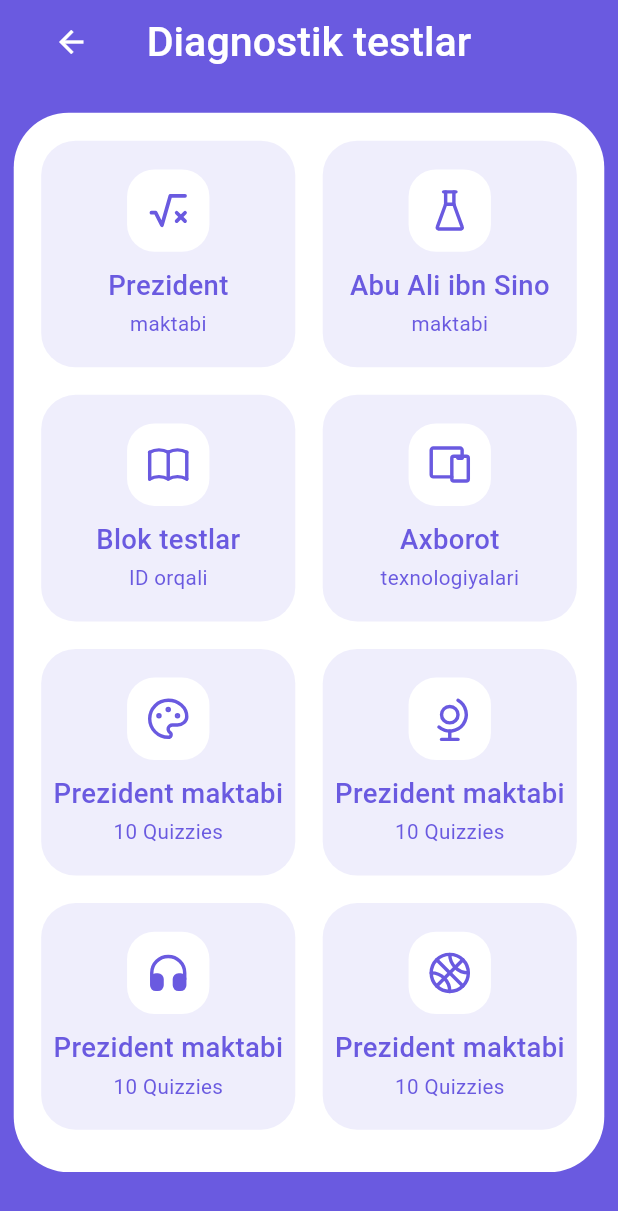
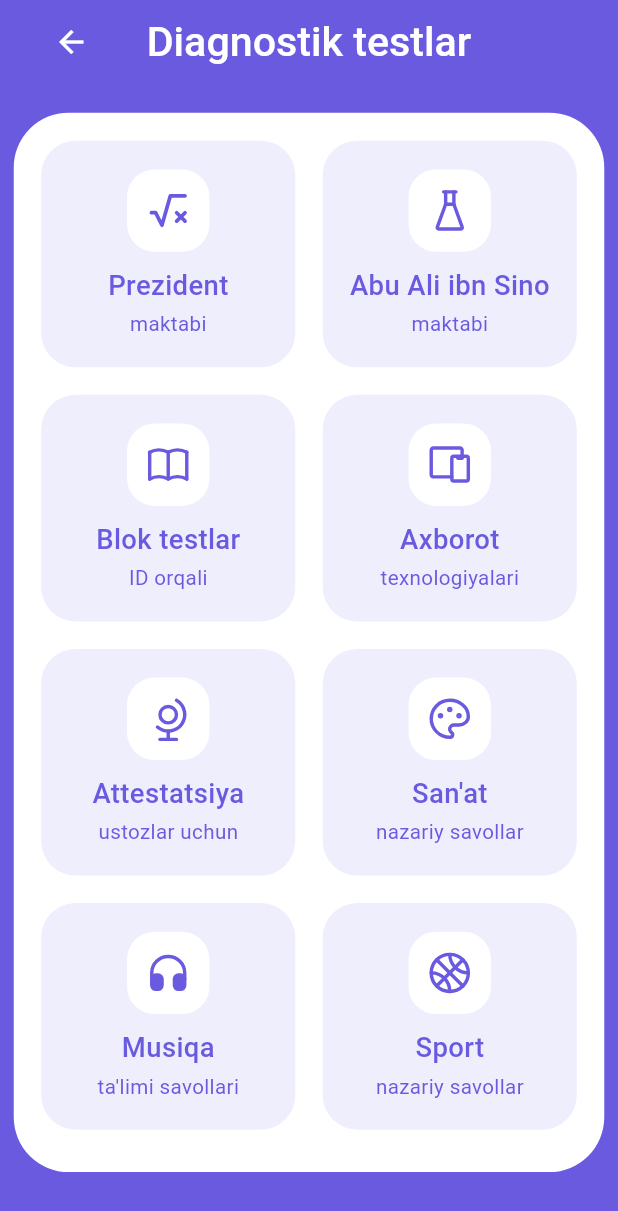
Before and after one commit to samandaruzbekistan/quizgram_mobile, a Flutter app: the QuizChooseCategoryScreen screen opened directly, on a phone screen of 412 x 824 dp. Shown: the top 1211 px of the screen. Run offline on Flutter 3.47's test engine with Material 3 defaults, Android fonts, the phone set to English and light mode, and no system bars; our stand-ins replace carousel_slider, charts_flutter, chips_choice_null_safety, connectivity_plus, dropdown_button2, firebase_core and 13 more; missing offline and left inert: flutter_polygon, flutter_sound; accounts and stored records are empty; Roboto replaces fonts that are missing (Rubik).

Commit message:
quiz categories changed

```diff
--- a/lib/screens/quiz/quiz_choose_category_screen/quiz_choose_category_screen.dart
+++ b/lib/screens/quiz/quiz_choose_category_screen/quiz_choose_category_screen.dart
@@ -412,7 +412,7 @@
                                                       ScreenUtil()
                                                           .setSp(16))),
                                               child: SvgPicture.asset(
-                                                Images.artIcon,
+                                                Images.travelIcon,
                                                 color:
                                                 ColorsHelpers.primaryColor,
                                               ),
@@ -424,14 +424,14 @@
                                                 bottom:
                                                 ScreenUtil().setHeight(2)),
                                             child: widgetText(
-                                              "Prezident maktabi",
+                                              "Attestatsiya",
                                               color: ColorsHelpers.primaryColor,
                                               fontSize: ScreenUtil().setSp(16),
                                               fontWeight: FontWeight.w500,
                                             ),
                                           ),
                                           widgetText(
-                                            '10 Quizzies',
+                                            'ustozlar uchun',
                                             color: ColorsHelpers.primaryColor,
                                             fontSize: ScreenUtil().setSp(12),
                                             fontWeight: FontWeight.w400,
@@ -485,7 +485,7 @@
                                                           ScreenUtil()
                                                               .setSp(16))),
                                               child: SvgPicture.asset(
-                                                Images.travelIcon,
+                                                Images.artIcon,
                                                 color:
                                                     ColorsHelpers.primaryColor,
                                               ),
@@ -497,14 +497,14 @@
                                                 bottom:
                                                     ScreenUtil().setHeight(2)),
                                             child: widgetText(
-                                              "Prezident maktabi",
+                                              "San'at",
                                               color: ColorsHelpers.primaryColor,
                                               fontSize: ScreenUtil().setSp(16),
                                               fontWeight: FontWeight.w500,
                                             ),
                                           ),
                                           widgetText(
-                                            '10 Quizzies',
+                                            'nazariy savollar',
                                             color: ColorsHelpers.primaryColor,
                                             fontSize: ScreenUtil().setSp(12),
                                             fontWeight: FontWeight.w400,
@@ -570,14 +570,14 @@
                                                 bottom:
                                                     ScreenUtil().setHeight(2)),
                                             child: widgetText(
-                                              "Prezident maktabi",
+                                              "Musiqa",
                                               color: ColorsHelpers.primaryColor,
                                               fontSize: ScreenUtil().setSp(16),
                                               fontWeight: FontWeight.w500,
                                             ),
                                           ),
                                           widgetText(
-                                            '10 Quizzies',
+                                            'ta\'limi savollari',
                                             color: ColorsHelpers.primaryColor,
                                             fontSize: ScreenUtil().setSp(12),
                                             fontWeight: FontWeight.w400,
@@ -643,14 +643,14 @@
                                                 bottom:
                                                     ScreenUtil().setHeight(2)),
                                             child: widgetText(
-                                              "Prezident maktabi",
+                                              "Sport",
                                               color: ColorsHelpers.primaryColor,
                                               fontSize: ScreenUtil().setSp(16),
                                               fontWeight: FontWeight.w500,
                                             ),
                                           ),
                                           widgetText(
-                                            '10 Quizzies',
+                                            'nazariy savollar',
                                             color: ColorsHelpers.primaryColor,
                                             fontSize: ScreenUtil().setSp(12),
                                             fontWeight: FontWeight.w400,
```
Lines whose indentation alone changed are shown as unchanged.
